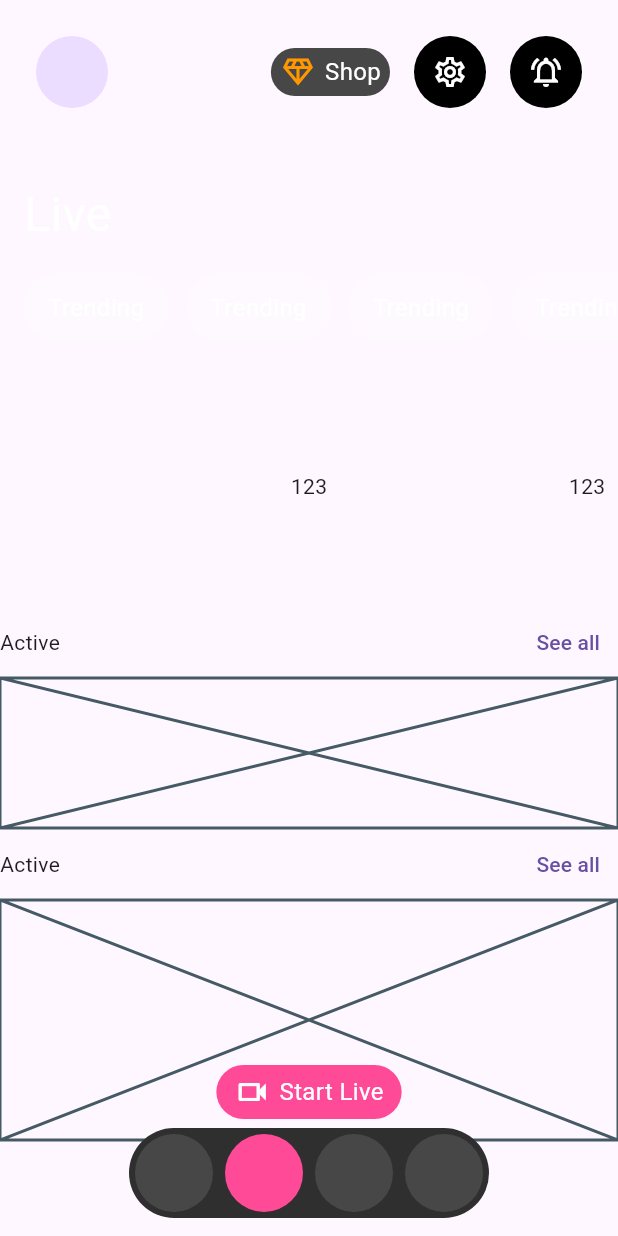
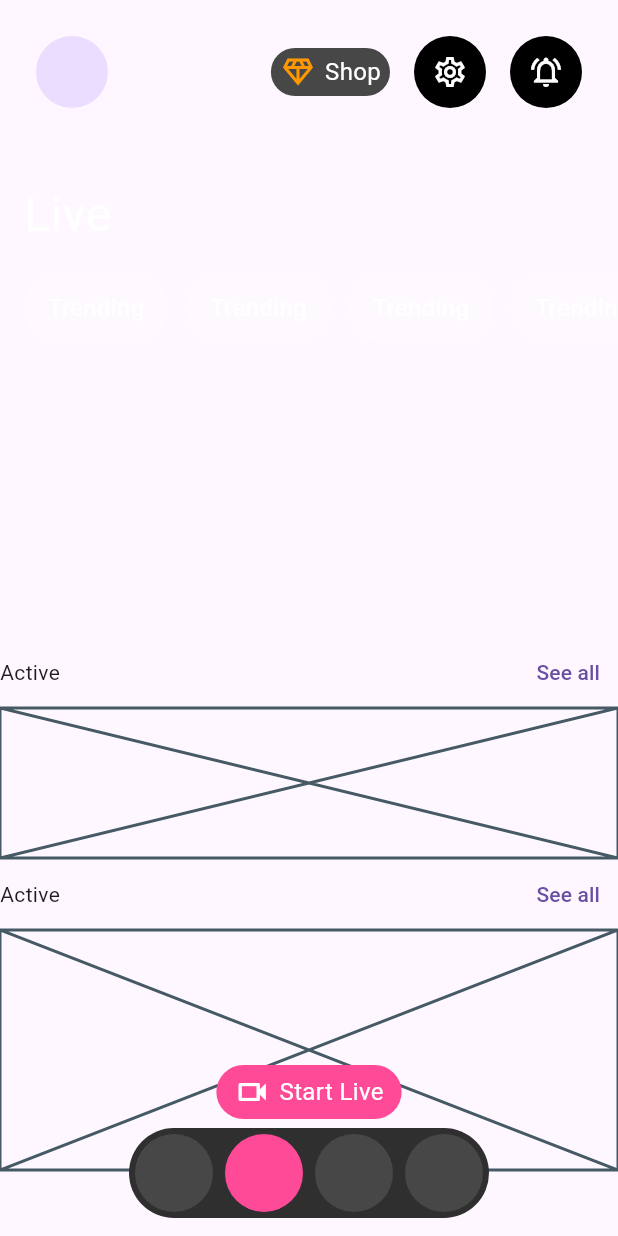
Before and after one commit to JAICHANGPARK/flutter_notebook_chapter_43, a Flutter app: the AiVideoHomePage screen opened directly, on a phone screen of 412 x 824 dp. Run offline on Flutter 3.47's test engine with Material 3 defaults, Android fonts, the phone set to English and light mode, and no system bars; our stand-ins replace gap, hugeicons, percent_indicator.

Commit message:
Update ai_video_home_page.dart

```diff
--- a/lib/ep2181_ai_video_chat_app/ui/ai_video_home_page.dart
+++ b/lib/ep2181_ai_video_chat_app/ui/ai_video_home_page.dart
@@ -138,12 +138,12 @@ class _AiVideoHomePageState extends State<AiVideoHomePage> {
                     ),
                   ),
                   Container(
-                    height: 160,
+                    height: 180,
                     child: CarouselView.weighted(
                       flexWeights: [1, 8,1],
                       children: List.generate(10, (idx) {
-                        return Center(
-                          child: Text("123"),
+                        return Container(
+
                         );
                       }),
                     ),
```
